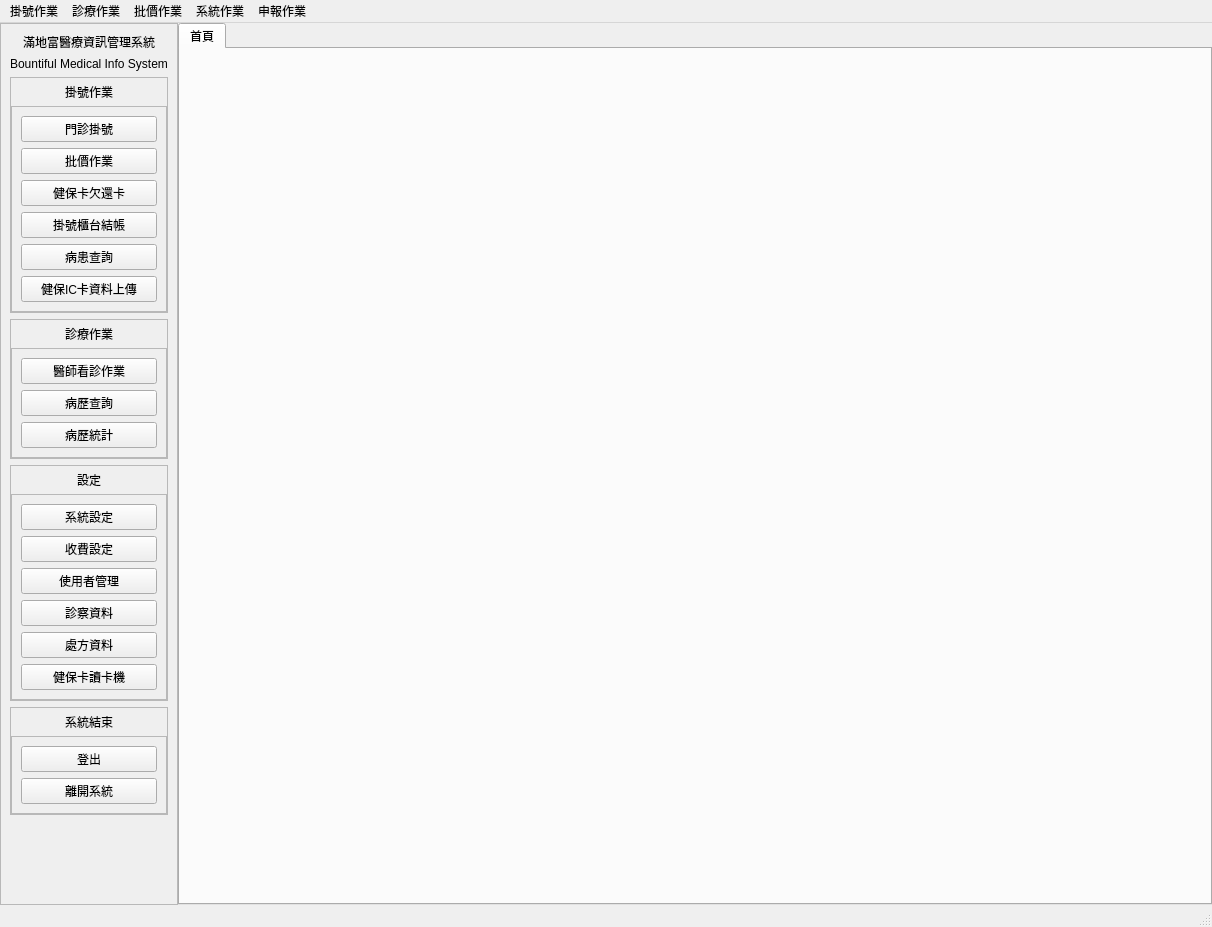
This is ui/pymedical.ui in picacat/pyMedical as Qt 5 draws it before an edit. The edited form follows.
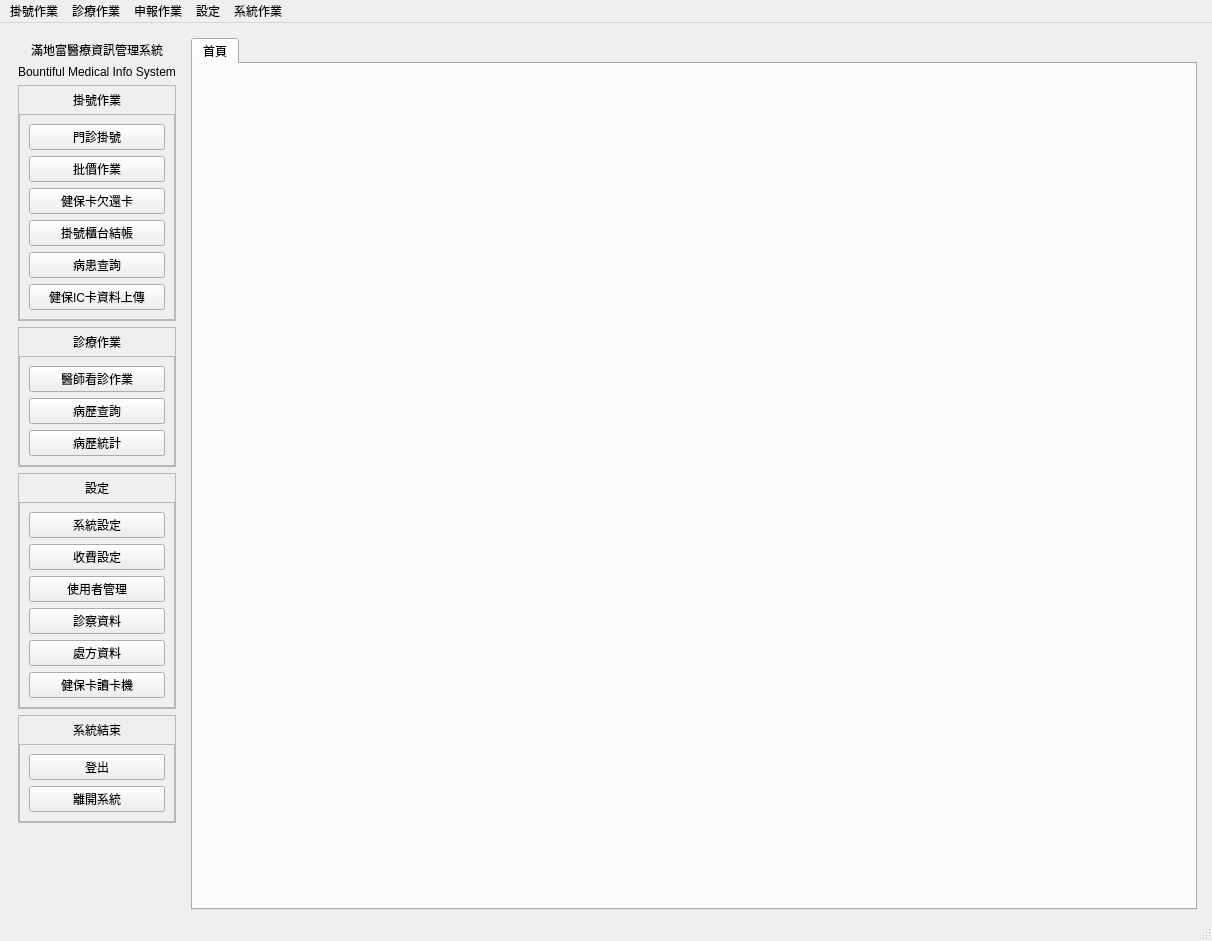
This is the edited form. Icons and pictures are not drawn.

The edit to the form file:
```diff
--- a/ui/pymedical.ui
+++ b/ui/pymedical.ui
@@ -10,7 +10,7 @@
     <x>0</x>
     <y>0</y>
     <width>1212</width>
-    <height>927</height>
+    <height>941</height>
    </rect>
   </property>
   <property name="windowTitle">
@@ -18,21 +18,6 @@
   </property>
   <widget class="QWidget" name="centralwidget">
    <layout class="QHBoxLayout" name="horizontalLayout">
-    <property name="spacing">
-     <number>0</number>
-    </property>
-    <property name="leftMargin">
-     <number>0</number>
-    </property>
-    <property name="topMargin">
-     <number>0</number>
-    </property>
-    <property name="rightMargin">
-     <number>0</number>
-    </property>
-    <property name="bottomMargin">
-     <number>0</number>
-    </property>
     <item>
      <widget class="QFrame" name="frameSidebar">
       <property name="maximumSize">
@@ -45,7 +30,7 @@
        <string notr="true"/>
       </property>
       <property name="frameShape">
-       <enum>QFrame::StyledPanel</enum>
+       <enum>QFrame::NoFrame</enum>
       </property>
       <property name="frameShadow">
        <enum>QFrame::Raised</enum>
@@ -561,19 +546,32 @@
      </widget>
     </item>
     <item>
-     <widget class="QTabWidget" name="tabWidget_window">
-      <property name="currentIndex">
+     <layout class="QVBoxLayout" name="verticalLayout_9">
+      <property name="leftMargin">
        <number>0</number>
       </property>
-      <property name="movable">
-       <bool>true</bool>
+      <property name="topMargin">
+       <number>6</number>
       </property>
-      <widget class="QWidget" name="tab">
-       <attribute name="title">
-        <string>首頁</string>
-       </attribute>
-      </widget>
-     </widget>
+      <property name="rightMargin">
+       <number>6</number>
+      </property>
+      <item>
+       <widget class="QTabWidget" name="tabWidget_window">
+        <property name="currentIndex">
+         <number>0</number>
+        </property>
+        <property name="movable">
+         <bool>true</bool>
+        </property>
+        <widget class="QWidget" name="tab">
+         <attribute name="title">
+          <string>首頁</string>
+         </attribute>
+        </widget>
+       </widget>
+      </item>
+     </layout>
     </item>
    </layout>
   </widget>
@@ -595,11 +593,9 @@
     <property name="title">
      <string>診療作業</string>
     </property>
-   </widget>
-   <widget class="QMenu" name="menu_3">
-    <property name="title">
-     <string>批價作業</string>
-    </property>
+    <addaction name="action_waiting_list"/>
+    <addaction name="action_medical_record_list"/>
+    <addaction name="action_medical_record_statistics"/>
    </widget>
    <widget class="QMenu" name="menu_4">
     <property name="title">
@@ -616,11 +612,29 @@
     <addaction name="separator"/>
     <addaction name="action_ins_judge"/>
    </widget>
+   <widget class="QMenu" name="menu_3">
+    <property name="title">
+     <string>設定</string>
+    </property>
+    <addaction name="action_settings"/>
+    <addaction name="action_charge"/>
+    <addaction name="action_doctor_nurse_table"/>
+    <addaction name="separator"/>
+    <addaction name="action_users"/>
+    <addaction name="separator"/>
+    <addaction name="action_diagnostic"/>
+    <addaction name="action_medicine"/>
+    <addaction name="separator"/>
+    <addaction name="action_ic_card"/>
+    <addaction name="separator"/>
+    <addaction name="action_show_side_bar"/>
+    <addaction name="separator"/>
+   </widget>
    <addaction name="menu"/>
    <addaction name="menu_2"/>
+   <addaction name="menu_5"/>
    <addaction name="menu_3"/>
    <addaction name="menu_4"/>
-   <addaction name="menu_5"/>
   </widget>
   <widget class="QStatusBar" name="statusbar"/>
   <action name="action_convert">
```
Left out of the diff: 170 changed lines with no effect on the pictures.
